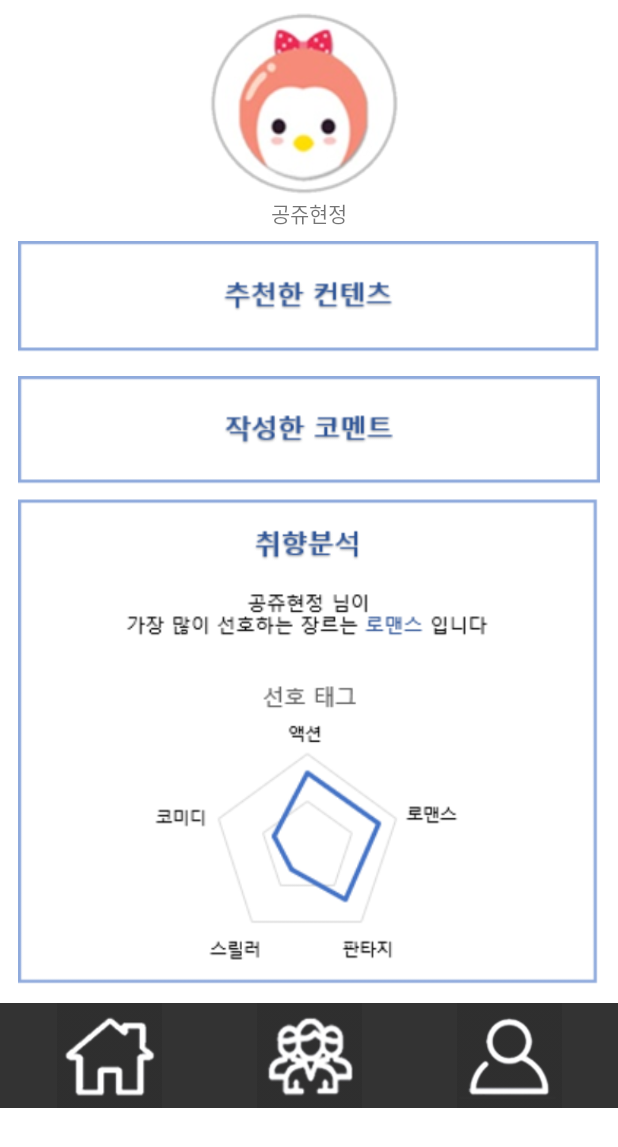
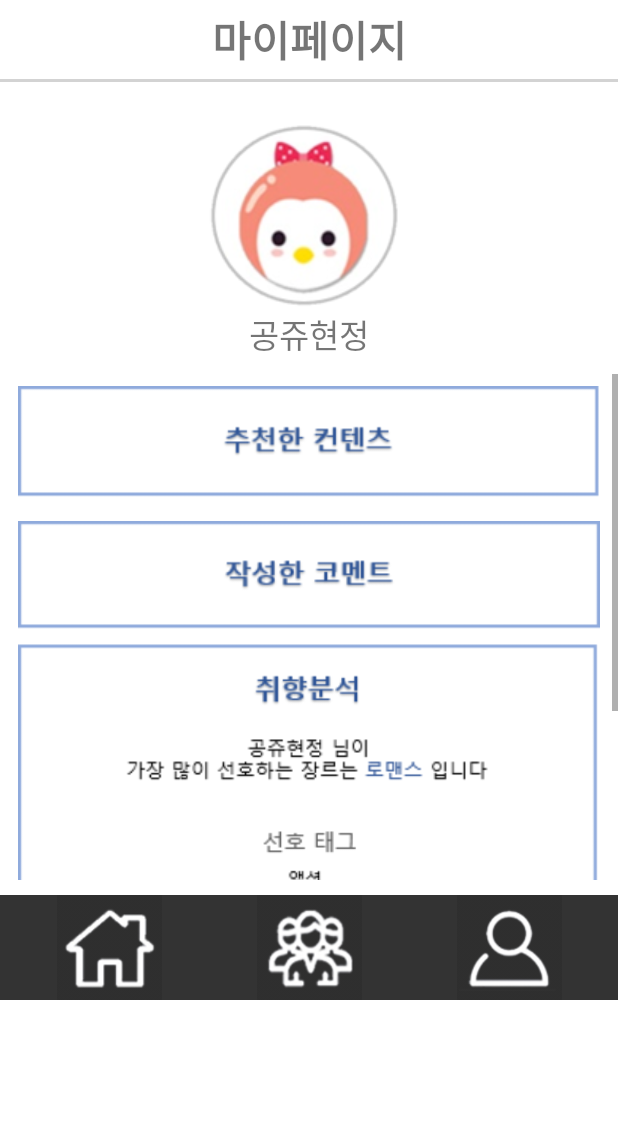
Before and after one commit to HyunJung421/Reviews, an Android app: the MypageActivity screen opened directly, with no data from a screen before it, on a phone screen of 412 x 824 dp. Shown: the top 1147 px of the screen. Run offline under Robolectric (Android 15) with nearby library versions, the phone set to English and light mode, and no system bars; 2 statements that could not run were skipped.

Commit message:
margin지정, mypage수정, scroll추가

```diff
--- a/app/src/main/res/layout/mypage_before_login.xml
+++ b/app/src/main/res/layout/mypage_before_login.xml
@@ -28,7 +28,6 @@
             android:layout_centerInParent="true"
             android:background="#D3D3D3" />
     </LinearLayout>
-
 
     // 로그인 하기 전 user 아이콘
     <ImageView
--- a/app/src/main/res/layout/mypage_layout.xml
+++ b/app/src/main/res/layout/mypage_layout.xml
@@ -9,6 +9,30 @@
     android:background="#FFFFFF">
 
     // java파일 : MypageActivity
+    <LinearLayout
+        android:layout_width="match_parent"
+        android:layout_height="wrap_content"
+        android:orientation="vertical">
+
+        // 마이페이지
+        <TextView
+            android:layout_width="match_parent"
+            android:layout_height="wrap_content"
+            android:layout_marginTop="5dp"
+            android:gravity="center"
+            android:text="마이페이지"
+            android:textSize="28dp"
+            android:textStyle="bold"/>
+
+        // 수평선
+        <View
+            android:layout_marginTop="5dp"
+            android:layout_marginBottom="20dp"
+            android:layout_width="match_parent"
+            android:layout_height="2dp"
+            android:layout_centerInParent="true"
+            android:background="#D3D3D3" />
+    </LinearLayout>
 
     // 프로필, UserName
     <ImageView
@@ -23,8 +47,18 @@
         android:layout_height="wrap_content"
         android:gravity="center_horizontal"
         android:text="공쥬현정"
-        android:textAlignment="center" />
+        android:textAlignment="center"
+        android:textSize="22dp"
+        android:layout_marginBottom="10dp"/>
 
+    <ScrollView
+        android:layout_width="match_parent"
+        android:layout_height="337dp" >
+
+        <LinearLayout
+            android:layout_width="match_parent"
+            android:layout_height="wrap_content"
+            android:orientation="vertical" >
             // 추천한 컨텐츠
             <ImageButton
                 android:layout_width="match_parent"
@@ -50,6 +84,8 @@
                 android:src="@drawable/mypage_btn_taste"
                 android:scaleType="centerCrop"
                 style="?android:attr/borderlessButtonStyle"/>
+        </LinearLayout>
+    </ScrollView>
 
     // 아이콘
     <LinearLayout
```
Also changed, not shown: app/src/main/res/layout/activity_main.xml (+15 -0 lines), app/src/main/res/layout/join_layout.xml (+10 -5 lines), app/src/main/res/layout/mypage_review.xml (+15 -0 lines), app/src/main/res/layout/mypage_review_detail.xml (+7 -5 lines), app/src/main/res/layout/review_more.xml (+17 -1 lines). Lines whose indentation alone changed are shown as unchanged.
